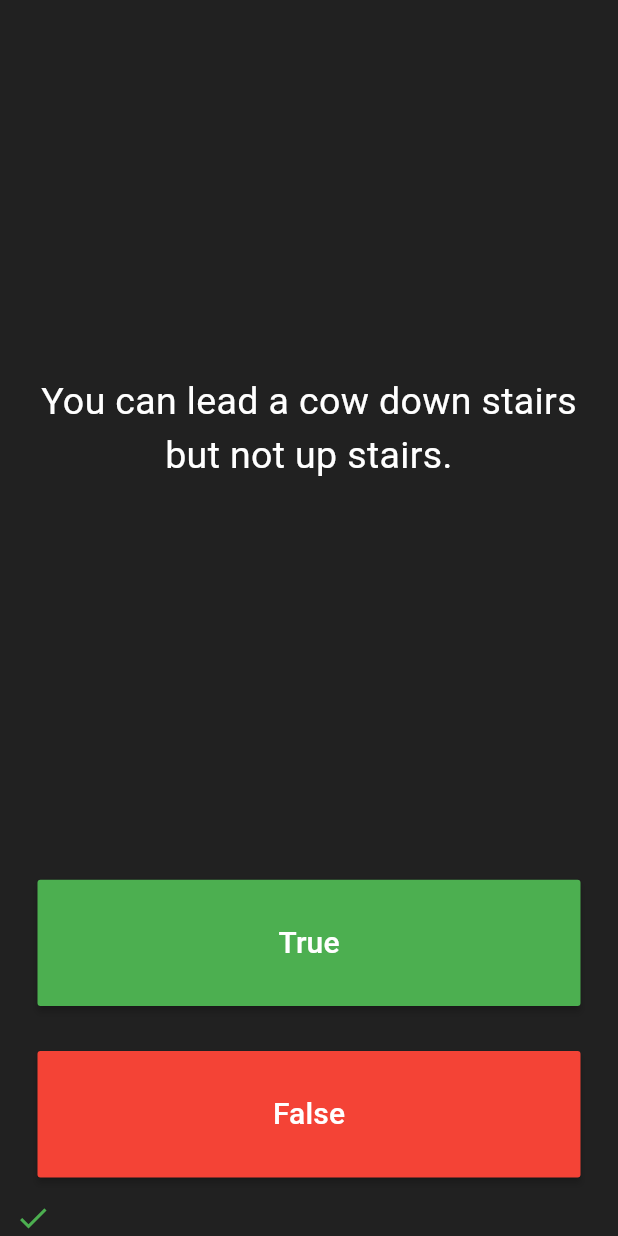
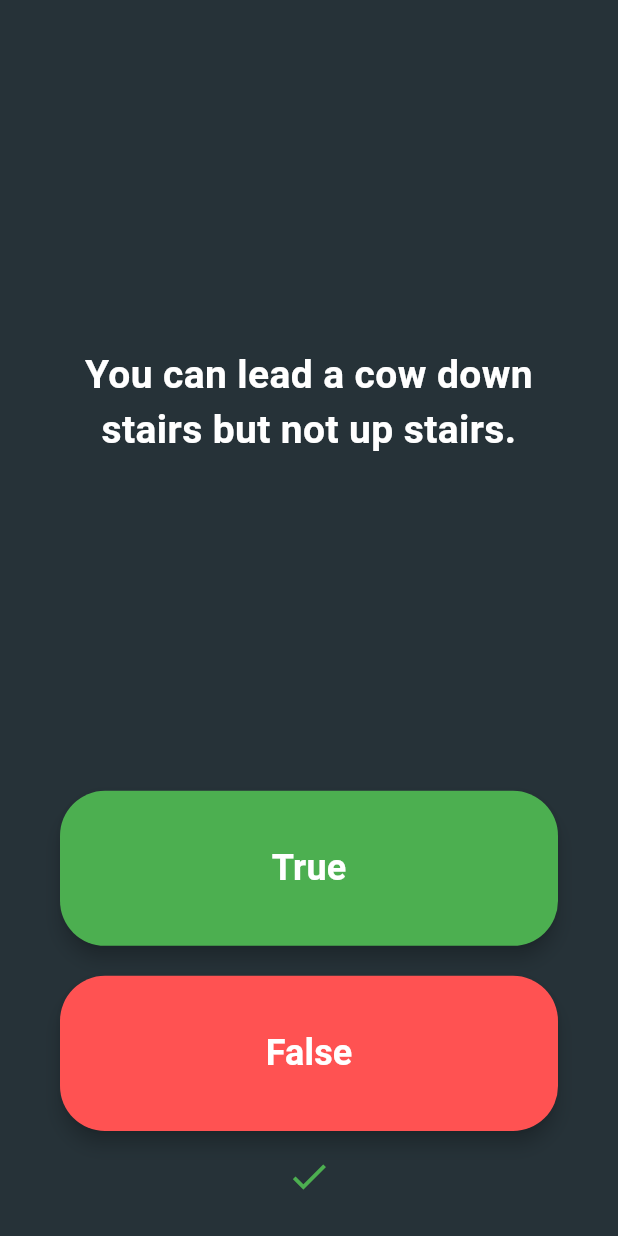
Before and after one commit to pawanrajsingh2088/App-Dev-Projects, a Flutter app: the screen it shows after launch, after a tap on "True", on a phone screen of 412 x 824 dp. Run offline on Flutter 3.47's test engine with Material 3 defaults, Android fonts, the light colour scheme and no system bars; our stand-ins replace rflutter_alert.

Commit message:
change the backgrondcolor and enhace buttons and add wrong and right icon on tap

```diff
--- a/quiz_app/lib/main.dart
+++ b/quiz_app/lib/main.dart
@@ -12,11 +12,12 @@ class Quizzler extends StatelessWidget {
   @override
   Widget build(BuildContext context) {
     return MaterialApp(
+      debugShowCheckedModeBanner: false,
       home: Scaffold(
-        backgroundColor: Colors.grey.shade900,
+        backgroundColor: Colors.blueGrey[900],
         body: const SafeArea(
           child: Padding(
-            padding: EdgeInsets.symmetric(horizontal: 10.0),
+            padding: EdgeInsets.symmetric(horizontal: 20.0, vertical: 10.0),
             child: QuizPage(),
           ),
         ),
@@ -44,14 +45,15 @@ class _QuizPageState extends State<QuizPage> {
         Expanded(
           flex: 5,
           child: Padding(
-            padding: const EdgeInsets.all(10.0),
+            padding: const EdgeInsets.all(20.0),
             child: Center(
               child: Text(
                 quizBrain.getQuestionText(),
                 textAlign: TextAlign.center,
                 style: const TextStyle(
-                  fontSize: 25.0,
+                  fontSize: 26.0,
                   color: Colors.white,
+                  fontWeight: FontWeight.w600,
                 ),
               ),
             ),
@@ -59,54 +61,73 @@ class _QuizPageState extends State<QuizPage> {
         ),
         Expanded(
           child: Padding(
-            padding: const EdgeInsets.all(15.0),
-            child: MaterialButton(
-              textColor: Colors.white,
-              color: Colors.green,
+            padding: const EdgeInsets.symmetric(horizontal: 20.0),
+            child: ElevatedButton(
+              style: ElevatedButton.styleFrom(
+                backgroundColor: Colors.green,
+                shape: RoundedRectangleBorder(
+                  borderRadius: BorderRadius.circular(30.0),
+                ),
+                elevation: 5,
+                padding: const EdgeInsets.symmetric(vertical: 20.0),
+              ),
               child: const Text(
                 'True',
                 style: TextStyle(
+                  fontSize: 24.0,
+                  fontWeight: FontWeight.bold,
                   color: Colors.white,
-                  fontSize: 20.0,
                 ),
               ),
               onPressed: () {
-                //The user picked true.
                 checkAnswer(true);
               },
             ),
           ),
         ),
+        const SizedBox(height: 20),
         Expanded(
           child: Padding(
-            padding: const EdgeInsets.all(15.0),
-            child: MaterialButton(
-              color: Colors.red,
+            padding: const EdgeInsets.symmetric(horizontal: 20.0),
+            child: ElevatedButton(
+              style: ElevatedButton.styleFrom(
+                backgroundColor: Colors.redAccent,
+                shape: RoundedRectangleBorder(
+                  borderRadius: BorderRadius.circular(30.0),
+                ),
+                elevation: 5,
+                padding: const EdgeInsets.symmetric(vertical: 20.0),
+              ),
               child: const Text(
                 'False',
                 style: TextStyle(
-                  fontSize: 20.0,
+                  fontSize: 24.0,
+                  fontWeight: FontWeight.bold,
                   color: Colors.white,
                 ),
               ),
               onPressed: () {
-                //The user picked false.
                 checkAnswer(false);
               },
             ),
           ),
         ),
-        //TODO: Add a Row here as your score keeper
-        Row(
-          children: scoreKeeper,
-        )
+        Padding(
+          padding: const EdgeInsets.all(15.0),
+          child: Row(
+            mainAxisAlignment: MainAxisAlignment.center,
+            children: scoreKeeper,
+          ),
+        ),
       ],
     );
   }
+
   void checkAnswer(bool userPickedAnswer) {
     bool correctAnswer = quizBrain.getCorrectAnswer();
 
-    setState(() {if (quizBrain.isFinished() == true) {
+    setState(() {
+      if (quizBrain.isFinished()) {
         Alert(
           context: context,
           title: 'Finished!',
@@ -114,18 +135,18 @@ class _QuizPageState extends State<QuizPage> {
         ).show();
         quizBrain.reset();
         scoreKeeper = [];
-      }
-
-      else {
+      } else {
         if (userPickedAnswer == correctAnswer) {
           scoreKeeper.add(const Icon(
             Icons.check,
             color: Colors.green,
+            size: 30.0,
           ));
         } else {
           scoreKeeper.add(const Icon(
             Icons.close,
             color: Colors.red,
+            size: 30.0,
           ));
         }
         quizBrain.nextQuestion();
@@ -133,9 +154,3 @@ class _QuizPageState extends State<QuizPage> {
     });
   }
 }
-
-/*
-question1: 'You can lead a cow down stairs but not up stairs.', false,
-question2: 'Approximately one quarter of human bones are in the feet.', true,
-question3: 'A slug\'s blood is green.', true,
-*/
--- a/quiz_app/lib/quiz_brain.dart
+++ b/quiz_app/lib/quiz_brain.dart
@@ -2,12 +2,14 @@ import 'questions.dart';
 
 class QuizBrain {
   int _questionNumber = 0;
+
+  // List of questions for the quiz
   final List<Question> _questionBank = [
     Question('Some cats are actually allergic to humans', true),
     Question('You can lead a cow down stairs but not up stairs.', false),
     Question('Approximately one quarter of human bones are in the feet.', true),
     Question('A slug\'s blood is green.', true),
-    Question('Buzz Aldrin\'s mother\'s maiden name was \"Moon\".', true),
+    Question('Buzz Aldrin\'s mother\'s maiden name was "Moon".', true),
     Question('It is illegal to pee in the Ocean in Portugal.', true),
     Question(
         'No piece of square dry paper can be folded in half more than 7 times.',
@@ -21,7 +23,7 @@ class QuizBrain {
     Question(
         'The total surface area of two human lungs is approximately 70 square metres.',
         true),
-    Question('Google was originally called \"Backrub\".', true),
+    Question('Google was originally called "Backrub".', true),
     Question(
         'Chocolate affects a dog\'s heart and nervous system; a few ounces are enough to kill a small dog.',
         true),
@@ -30,28 +32,38 @@ class QuizBrain {
         true),
   ];
 
+  // Move to the next question if it exists
   void nextQuestion() {
-    if (_questionNumber < _questionBank.length) {
+    if (!isFinished()) {
       _questionNumber++;
     }
   }
 
+  // Get the current question text
   String getQuestionText() {
-    return _questionBank[_questionNumber].questionText;
+    // Ensure we don't access out of bounds
+    if (_questionNumber < _questionBank.length) {
+      return _questionBank[_questionNumber].questionText;
+    }
+    return 'No more questions available'; // Fallback message
   }
 
+  // Get the answer for the current question
   bool getCorrectAnswer() {
-    return _questionBank[_questionNumber].questionAnswer;
+    // Ensure we don't access out of bounds
+    if (_questionNumber < _questionBank.length) {
+      return _questionBank[_questionNumber].questionAnswer;
+    }
+    throw Exception(
+        "No more questions available"); // Throw error if accessed out of bounds
   }
 
+  // Check if the quiz is finished
   bool isFinished() {
-    if (_questionNumber >= _questionBank.length - 1) {
-      return true;
-    } else {
-      return false;
-    }
+    return _questionNumber >= _questionBank.length - 1;
   }
 
+  // Reset the quiz to the first question
   void reset() {
     _questionNumber = 0;
   }
```
Also changed, not shown: quiz_app/pubspec.lock.
